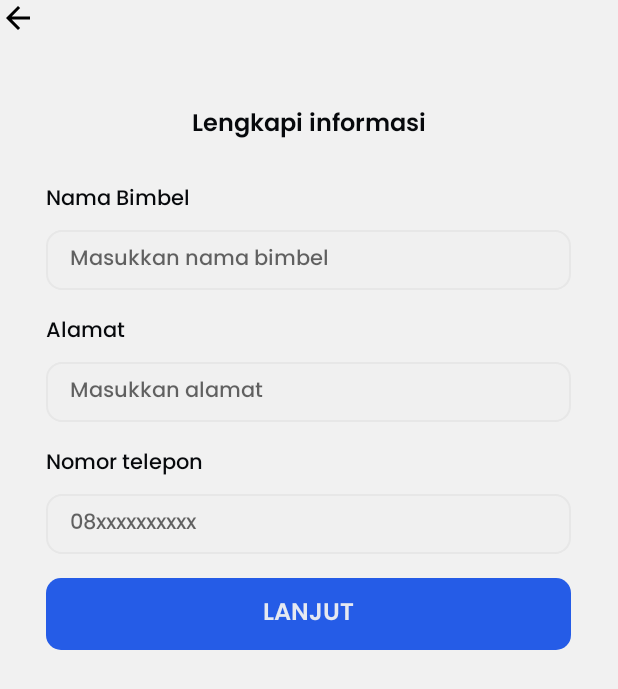
After one commit to aanalma28/uas-android-project, an Android app: the RegisterSellerActivity screen opened directly, with no data from a screen before it, on a phone screen of 412 x 824 dp. The commit adds this screen. Shown: the top 689 px of the screen. Run offline under Robolectric (Android 15) with nearby library versions, the phone set to English and light mode, and no system bars.

Commit message:
[feat] menambahkan layout register seller

```diff
--- a/app/src/main/java/com/example/uasproject/LandingActivity.java
+++ b/app/src/main/java/com/example/uasproject/LandingActivity.java
@@ -29,6 +29,7 @@ public class LandingActivity extends AppCompatActivity {
                     public void onClick(View v) {
                         Intent intent = new Intent(LandingActivity.this, LoginActivity.class);
                         startActivity(intent);
+                        finish();
                     }
                 }
         );
--- /dev/null
+++ b/app/src/main/java/com/example/uasproject/RegisterSellerActivity.java
@@ -0,0 +1,24 @@
+package com.example.uasproject;
+
+import android.os.Bundle;
+
+import androidx.activity.EdgeToEdge;
+import androidx.appcompat.app.AppCompatActivity;
+import androidx.core.graphics.Insets;
+import androidx.core.view.ViewCompat;
+import androidx.core.view.WindowInsetsCompat;
+
+public class RegisterSellerActivity extends AppCompatActivity {
+
+    @Override
+    protected void onCreate(Bundle savedInstanceState) {
+        super.onCreate(savedInstanceState);
+        EdgeToEdge.enable(this);
+        setContentView(R.layout.activity_register_seller);
+        ViewCompat.setOnApplyWindowInsetsListener(findViewById(R.id.main), (v, insets) -> {
+            Insets systemBars = insets.getInsets(WindowInsetsCompat.Type.systemBars());
+            v.setPadding(systemBars.left, systemBars.top, systemBars.right, systemBars.bottom);
+            return insets;
+        });
+    }
+}
--- /dev/null
+++ b/app/src/main/res/drawable/baseline_arrow_back_24.xml
@@ -0,0 +1,5 @@
+<vector xmlns:android="http://schemas.android.com/apk/res/android" android:autoMirrored="true" android:height="24dp" android:tint="#000000" android:viewportHeight="24" android:viewportWidth="24" android:width="24dp">
+
+    <path android:fillColor="@android:color/white" android:pathData="M20,11H7.83l5.59,-5.59L12,4l-8,8 8,8 1.41,-1.41L7.83,13H20v-2z"/>
+
+</vector>
--- /dev/null
+++ b/app/src/main/res/layout/activity_register_seller.xml
@@ -0,0 +1,116 @@
+<?xml version="1.0" encoding="utf-8"?>
+<RelativeLayout xmlns:android="http://schemas.android.com/apk/res/android"
+    xmlns:app="http://schemas.android.com/apk/res-auto"
+    xmlns:tools="http://schemas.android.com/tools"
+    android:id="@+id/main"
+    android:layout_width="match_parent"
+    android:layout_height="match_parent"
+    tools:context=".RegisterSellerActivity"
+    android:background="@color/white"
+    android:paddingHorizontal="32dp"
+    android:paddingTop="26dp">
+
+    <ImageView
+        android:id="@+id/back"
+        android:layout_width="wrap_content"
+        android:layout_height="wrap_content"
+        android:src="@drawable/baseline_arrow_back_24"
+        android:layout_alignParentTop="true"
+        android:layout_alignParentLeft="true"
+        />
+
+    <TextView
+        android:id="@+id/txt_1"
+        android:layout_width="wrap_content"
+        android:layout_height="wrap_content"
+        android:text="Lengkapi informasi"
+        android:fontFamily="@font/poppinssemibold"
+        android:textSize="16sp"
+        android:layout_below="@id/back"
+        android:layout_centerHorizontal="true"
+        android:textColor="@color/black"
+        android:layout_marginTop="45dp"
+        android:layout_marginBottom="24dp"/>
+
+    <LinearLayout
+        android:id="@+id/ly_1"
+        android:layout_width="350dp"
+        android:layout_height="wrap_content"
+        android:layout_below="@id/txt_1"
+        android:layout_centerHorizontal="true"
+        android:orientation="vertical">
+
+        <TextView
+            android:id="@+id/txt_nama_bimbel"
+            android:layout_width="wrap_content"
+            android:layout_height="wrap_content"
+            android:text="Nama Bimbel"
+            android:fontFamily="@font/poppinsmedium"
+            android:textColor="@color/black"
+            android:textSize="14sp" />
+
+        <EditText
+            android:id="@+id/edt_nama_bimbel"
+            android:layout_width="match_parent"
+            android:layout_height="wrap_content"
+            android:hint="Masukkan nama bimbel"
+            android:background="@drawable/input_shape"
+            android:textSize="14sp"
+            android:fontFamily="@font/poppinsmedium"
+            android:layout_marginTop="8dp"
+            android:layout_marginBottom="16dp"/>
+
+        <TextView
+            android:id="@+id/txt_alamat"
+            android:layout_width="wrap_content"
+            android:layout_height="wrap_content"
+            android:text="Alamat"
+            android:fontFamily="@font/poppinsmedium"
+            android:textColor="@color/black"
+            android:textSize="14sp" />
+
+        <EditText
+            android:id="@+id/edt_alamat"
+            android:layout_width="match_parent"
+            android:layout_height="wrap_content"
+            android:hint="Masukkan alamat"
+            android:background="@drawable/input_shape"
+            android:textSize="14sp"
+            android:fontFamily="@font/poppinsmedium"
+            android:layout_marginTop="8dp"
+            android:layout_marginBottom="16dp"/>
+
+        <TextView
+            android:id="@+id/txt_nohp"
+            android:layout_width="wrap_content"
+            android:layout_height="wrap_content"
+            android:text="Nomor telepon"
+            android:fontFamily="@font/poppinsmedium"
+            android:textColor="@color/black"
+            android:textSize="14sp" />
+
+        <EditText
+            android:id="@+id/edt_nohp"
+            android:layout_width="match_parent"
+            android:layout_height="wrap_content"
+            android:hint="08xxxxxxxxxx"
+            android:background="@drawable/input_shape"
+            android:textSize="14sp"
+            android:fontFamily="@font/poppinsmedium"
+            android:layout_marginTop="8dp"
+            android:layout_marginBottom="16dp"/>
+
+        <Button
+            android:id="@+id/btn_lanjut"
+            android:layout_width="match_parent"
+            android:layout_height="wrap_content"
+            android:text="Lanjut"
+            android:background="@drawable/button_shape"
+            android:fontFamily="@font/poppinssemibold"
+            android:textColor="@color/white"
+            android:textSize="16dp"/>
+
+
+    </LinearLayout>
+
+</RelativeLayout>
--- a/app/src/main/res/layout/fragment_dashboard.xml
+++ b/app/src/main/res/layout/fragment_dashboard.xml
@@ -3,7 +3,8 @@
     xmlns:tools="http://schemas.android.com/tools"
     android:layout_width="match_parent"
     android:layout_height="match_parent"
-    tools:context=".DashboardFragment">
+    tools:context=".DashboardFragment"
+    android:background="@color/white">
 
     <!-- TODO: Update blank fragment layout -->
     <TextView
--- a/app/src/main/res/layout/fragment_home.xml
+++ b/app/src/main/res/layout/fragment_home.xml
@@ -3,7 +3,8 @@
     xmlns:tools="http://schemas.android.com/tools"
     android:layout_width="match_parent"
     android:layout_height="match_parent"
-    tools:context=".HomeFragment">
+    tools:context=".HomeFragment"
+    android:background="@color/white">
 
     <!-- TODO: Update blank fragment layout -->
     <TextView
--- a/app/src/main/res/layout/fragment_pelajaran.xml
+++ b/app/src/main/res/layout/fragment_pelajaran.xml
@@ -3,7 +3,8 @@
     xmlns:tools="http://schemas.android.com/tools"
     android:layout_width="match_parent"
     android:layout_height="match_parent"
-    tools:context=".PelajaranFragment">
+    tools:context=".PelajaranFragment"
+    android:background="@color/white">
 
     <!-- TODO: Update blank fragment layout -->
     <TextView
--- a/app/src/main/res/layout/fragment_profile.xml
+++ b/app/src/main/res/layout/fragment_profile.xml
@@ -3,7 +3,8 @@
     xmlns:tools="http://schemas.android.com/tools"
     android:layout_width="match_parent"
     android:layout_height="match_parent"
-    tools:context=".ProfileFragment">
+    tools:context=".ProfileFragment"
+    android:background="@color/white">
 
     <RelativeLayout
         android:layout_width="match_parent"
```
Also changed, not shown: app/src/main/AndroidManifest.xml (+9 -0 lines), app/src/main/java/com/example/uasproject/EmailVerificationActivity.java (added, +24 -0 lines), app/src/main/java/com/example/uasproject/VerificationActivity.java (added, +24 -0 lines), app/src/main/res/layout/activity_email_verification.xml (added, +77 -0 lines), app/src/main/res/layout/activity_verification.xml (added, +106 -0 lines), app/src/main/res/drawable/verificationimg.png (added).
